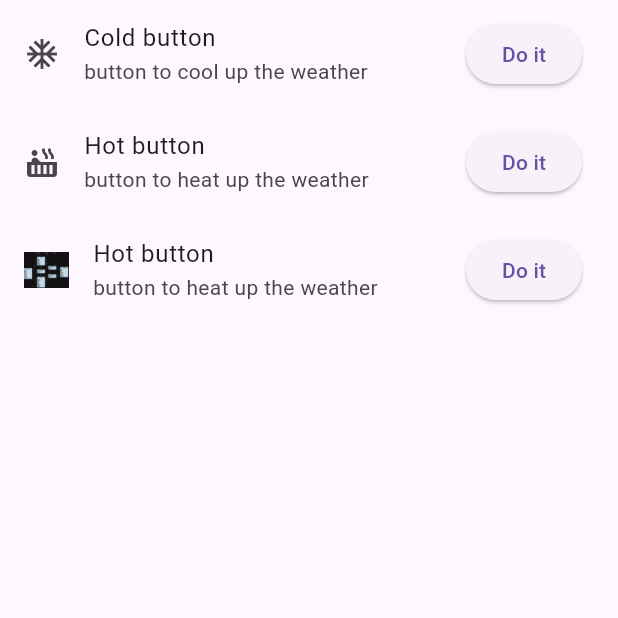
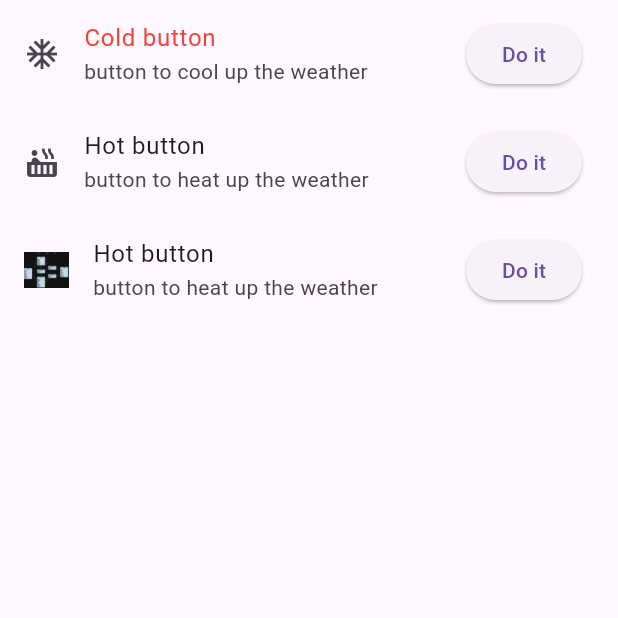
Before and after one commit to Eslam-MB/mobileAppDevEverything, a Flutter app: the screen it shows after launch, on a phone screen of 412 x 824 dp, the top half of it. Run offline on Flutter 3.47's test engine with Material 3 defaults, Android fonts, the phone set to English and light mode, and no system bars.

Commit message:
added text style

```diff
--- a/lib/main.dart
+++ b/lib/main.dart
@@ -22,7 +22,10 @@ class _TileWidgetState extends State<MyApp> {
         children: [
           ListTile(
             leading: const Icon(Icons.ac_unit_sharp),
-            title: const Text("Cold button"),
+            title: const Text(
+              "Cold button",
+              style: TextStyle(color: Colors.red),
+            ),
             subtitle: const Text("button to cool up the weather"),
             trailing:
                 ElevatedButton(onPressed: () {}, child: const Text("Do it")),
```
